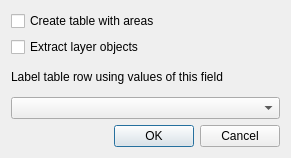
Old version of the form layersettingsdialogbase.ui in the repository nextgis/qgis_reporter.
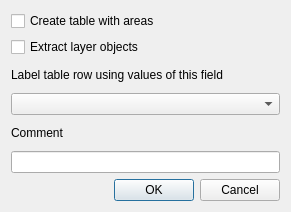
New version of the form.

Commit message: layer-specific comment

Diff of the .ui file:
```diff
--- a/layersettingsdialogbase.ui
+++ b/layersettingsdialogbase.ui
@@ -7,7 +7,7 @@
     <x>0</x>
     <y>0</y>
     <width>291</width>
-    <height>158</height>
+    <height>212</height>
    </rect>
   </property>
   <property name="windowTitle">
@@ -38,6 +38,16 @@
    <item>
     <widget class="QComboBox" name="cmbLabelField"/>
    </item>
+   <item>
+    <widget class="QLabel" name="label_2">
+     <property name="text">
+      <string>Comment</string>
+     </property>
+    </widget>
+   </item>
+   <item>
+    <widget class="QLineEdit" name="leComment"/>
+   </item>
    <item>
     <widget class="QDialogButtonBox" name="buttonBox">
      <property name="orientation">
```
The commit also changes 1 other file.
